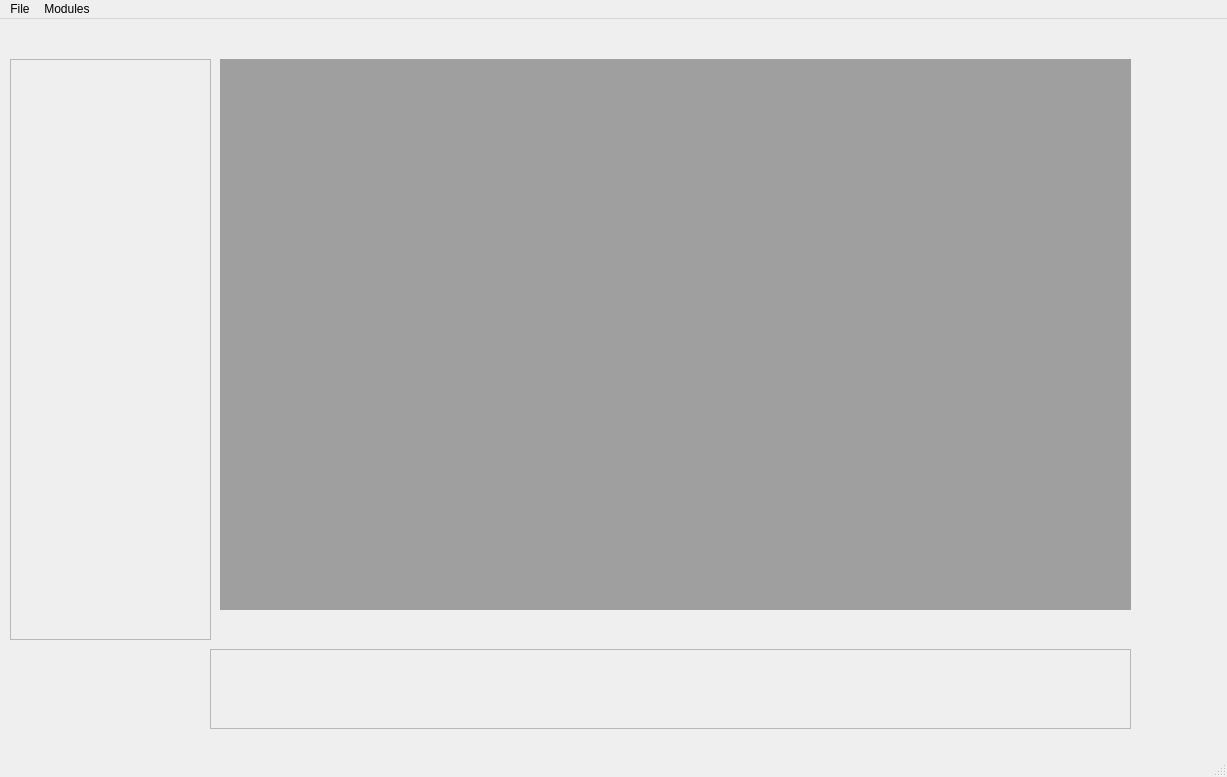
Old version of the form src/gui/main.ui in the repository ocuadrosl/HistopathologicalCharacterization.
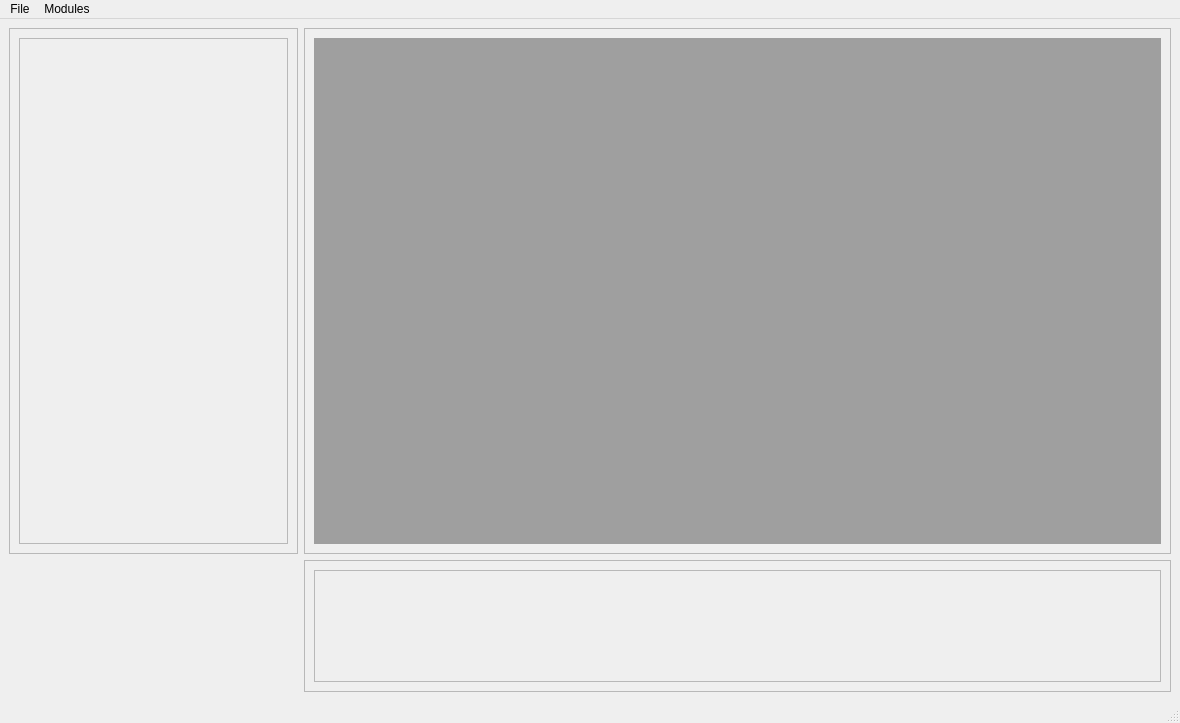
New version of the form.

The edit to the form file:
```diff
--- a/src/gui/main.ui
+++ b/src/gui/main.ui
@@ -6,56 +6,87 @@
    <rect>
     <x>0</x>
     <y>0</y>
-    <width>1227</width>
-    <height>777</height>
+    <width>1180</width>
+    <height>723</height>
    </rect>
   </property>
   <property name="windowTitle">
    <string>MainWindow</string>
   </property>
   <widget class="QWidget" name="centralwidget">
-   <widget class="QMdiArea" name="mdiArea">
+   <layout class="QGridLayout" name="gridLayout_3" rowstretch="4,1" columnstretch="0,1,0,3">
+    <item row="0" column="1">
+     <widget class="QScrollArea" name="scrollArea_2">
+      <property name="widgetResizable">
+       <bool>true</bool>
+      </property>
+      <widget class="QWidget" name="scrollAreaWidgetContents_3">
     <property name="geometry">
      <rect>
-      <x>220</x>
-      <y>40</y>
-      <width>911</width>
-      <height>551</height>
-     </rect>
-    </property>
-   </widget>
+         <x>0</x>
+         <y>0</y>
+         <width>287</width>
+         <height>522</height>
+        </rect>
+       </property>
+       <layout class="QGridLayout" name="gridLayout_2">
+        <item row="0" column="0">
+         <widget class="QFrame" name="modulesFrame">
+          <property name="frameShape">
+           <enum>QFrame::StyledPanel</enum>
+          </property>
+          <property name="frameShadow">
+           <enum>QFrame::Raised</enum>
+          </property>
+         </widget>
+        </item>
+       </layout>
+      </widget>
+     </widget>
+    </item>
+    <item row="0" column="3">
    <widget class="QScrollArea" name="scrollArea">
+      <property name="widgetResizable">
+       <bool>true</bool>
+      </property>
+      <widget class="QWidget" name="scrollAreaWidgetContents_2">
     <property name="geometry">
      <rect>
-      <x>10</x>
-      <y>40</y>
-      <width>201</width>
-      <height>581</height>
-     </rect>
-    </property>
+         <x>0</x>
+         <y>0</y>
+         <width>865</width>
+         <height>522</height>
+        </rect>
+       </property>
+       <layout class="QGridLayout" name="gridLayout">
+        <item row="0" column="0">
+         <widget class="QMdiArea" name="mdiArea">
+          <property name="viewMode">
+           <enum>QMdiArea::TabbedView</enum>
+          </property>
+         </widget>
+        </item>
+       </layout>
+      </widget>
+     </widget>
+    </item>
+    <item row="1" column="3">
+     <widget class="QScrollArea" name="scrollArea_3">
     <property name="widgetResizable">
      <bool>true</bool>
     </property>
-    <widget class="QWidget" name="scrollAreaWidgetContents">
+      <widget class="QWidget" name="scrollAreaWidgetContents_4">
      <property name="geometry">
       <rect>
        <x>0</x>
        <y>0</y>
-       <width>199</width>
-       <height>579</height>
-      </rect>
-     </property>
-    </widget>
-   </widget>
+         <width>865</width>
+         <height>129</height>
+        </rect>
+       </property>
+       <layout class="QGridLayout" name="gridLayout_4">
+        <item row="0" column="0">
    <widget class="QFrame" name="frame">
-    <property name="geometry">
-     <rect>
-      <x>210</x>
-      <y>630</y>
-      <width>921</width>
-      <height>80</height>
-     </rect>
-    </property>
     <property name="frameShape">
      <enum>QFrame::StyledPanel</enum>
     </property>
@@ -63,6 +94,12 @@
      <enum>QFrame::Raised</enum>
     </property>
    </widget>
+        </item>
+       </layout>
+      </widget>
+     </widget>
+    </item>
+   </layout>
   </widget>
   <widget class="QStatusBar" name="statusbar"/>
   <widget class="QMenuBar" name="menubar">
@@ -70,7 +107,7 @@
     <rect>
      <x>0</x>
      <y>0</y>
-     <width>1227</width>
+     <width>1180</width>
      <height>22</height>
     </rect>
    </property>
```
Lines whose indentation alone changed are shown as unchanged.
